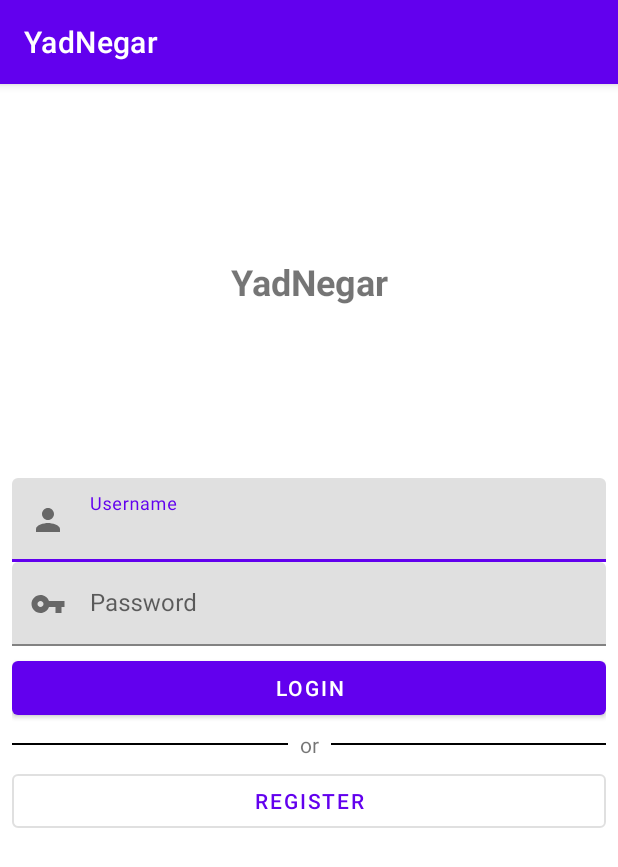
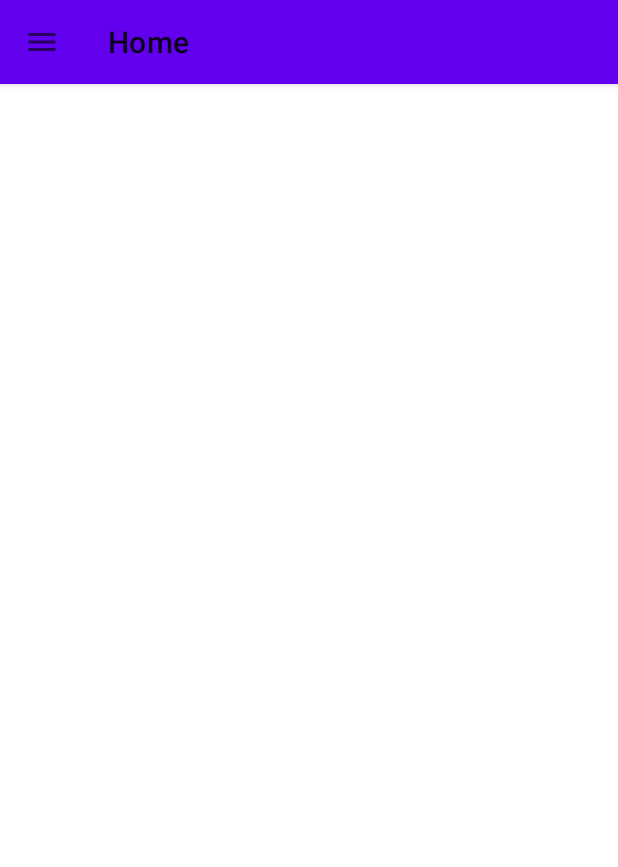
Before and after one commit to TahaJahani/YadNegar, an Android app: the screen it shows after launch (MainActivity), after a tap on "LOGIN", on a phone screen of 412 x 824 dp. Shown: the top 867 px of the screen. Run offline under Robolectric (Android 15) with nearby library versions, the phone set to English and light mode, and no system bars.

Commit message:
initial home fragment added

```diff
--- /dev/null
+++ b/app/src/main/java/ir/taha7900/yadnegar/HomeFragment.java
@@ -0,0 +1,62 @@
+package ir.taha7900.yadnegar;
+
+import android.content.Context;
+import android.os.Bundle;
+
+import androidx.annotation.NonNull;
+import androidx.core.view.GravityCompat;
+import androidx.drawerlayout.widget.DrawerLayout;
+import androidx.fragment.app.Fragment;
+
+import android.view.Gravity;
+import android.view.LayoutInflater;
+import android.view.View;
+import android.view.ViewGroup;
+
+import com.google.android.material.appbar.MaterialToolbar;
+import com.google.android.material.navigation.NavigationView;
+
+
+public class HomeFragment extends Fragment implements View.OnClickListener {
+
+    private MainActivity context;
+    private NavigationView sideNavDrawer;
+    private MaterialToolbar topAppBar;
+    private DrawerLayout drawerLayout;
+
+    public HomeFragment() {
+        // Required empty public constructor
+    }
+
+    public static HomeFragment newInstance() {
+        return new HomeFragment();
+    }
+
+    @Override
+    public void onCreate(Bundle savedInstanceState) {
+        super.onCreate(savedInstanceState);
+    }
+
+    @Override
+    public void onAttach(@NonNull Context context) {
+        super.onAttach(context);
+        this.context = (MainActivity) context;
+        ((MainActivity) context).getSupportActionBar().hide();
+    }
+
+    @Override
+    public View onCreateView(LayoutInflater inflater, ViewGroup container,
+                             Bundle savedInstanceState) {
+        View view = inflater.inflate(R.layout.fragment_home, container, false);
+        topAppBar = view.findViewById(R.id.topAppBar);
+        sideNavDrawer = view.findViewById(R.id.sideNavDrawer);
+        drawerLayout = view.findViewById(R.id.drawerLayout);
+        topAppBar.setNavigationOnClickListener(this);
+        return view;
+    }
+
+    @Override
+    public void onClick(View view) {
+        drawerLayout.openDrawer(GravityCompat.START);
+    }
+}
--- a/app/src/main/java/ir/taha7900/yadnegar/LoginFragment.java
+++ b/app/src/main/java/ir/taha7900/yadnegar/LoginFragment.java
@@ -75,5 +75,9 @@ public class LoginFragment extends Fragment implements View.OnClickListener {
 
     public void loginClicked(View view) {
         //TODO: completed
+        context.getSupportFragmentManager().beginTransaction()
+                .replace(R.id.mainFrame, HomeFragment.newInstance(), "homeFragment")
+                .setTransition(FragmentTransaction.TRANSIT_FRAGMENT_OPEN)
+                .commit();
     }
 }
--- /dev/null
+++ b/app/src/main/res/drawable/ic_baseline_home_24.xml
@@ -0,0 +1,10 @@
+<vector xmlns:android="http://schemas.android.com/apk/res/android"
+    android:width="24dp"
+    android:height="24dp"
+    android:viewportWidth="24"
+    android:viewportHeight="24"
+    android:tint="?attr/colorControlNormal">
+  <path
+      android:fillColor="@android:color/white"
+      android:pathData="M10,20v-6h4v6h5v-8h3L12,3 2,12h3v8z"/>
+</vector>
--- /dev/null
+++ b/app/src/main/res/drawable/ic_baseline_logout_24.xml
@@ -0,0 +1,11 @@
+<vector xmlns:android="http://schemas.android.com/apk/res/android"
+    android:width="24dp"
+    android:height="24dp"
+    android:viewportWidth="24"
+    android:viewportHeight="24"
+    android:tint="?attr/colorControlNormal"
+    android:autoMirrored="true">
+  <path
+      android:fillColor="@android:color/white"
+      android:pathData="M17,7l-1.41,1.41L18.17,11H8v2h10.17l-2.58,2.58L17,17l5,-5zM4,5h8V3H4c-1.1,0 -2,0.9 -2,2v14c0,1.1 0.9,2 2,2h8v-2H4V5z"/>
+</vector>
--- /dev/null
+++ b/app/src/main/res/drawable/ic_baseline_memories_filled_24.xml
@@ -0,0 +1,10 @@
+<vector xmlns:android="http://schemas.android.com/apk/res/android"
+    android:width="24dp"
+    android:height="24dp"
+    android:viewportWidth="24"
+    android:viewportHeight="24"
+    android:tint="?attr/colorControlNormal">
+  <path
+      android:fillColor="@android:color/white"
+      android:pathData="M11.99,2C6.47,2 2,6.48 2,12s4.47,10 9.99,10C17.52,22 22,17.52 22,12S17.52,2 11.99,2zM15.29,16.71L11,12.41V7h2v4.59l3.71,3.71L15.29,16.71z"/>
+</vector>
--- /dev/null
+++ b/app/src/main/res/drawable/ic_baseline_menu_24.xml
@@ -0,0 +1,10 @@
+<vector xmlns:android="http://schemas.android.com/apk/res/android"
+    android:width="24dp"
+    android:height="24dp"
+    android:viewportWidth="24"
+    android:viewportHeight="24"
+    android:tint="?attr/colorControlNormal">
+  <path
+      android:fillColor="@android:color/white"
+      android:pathData="M3,18h18v-2L3,16v2zM3,13h18v-2L3,11v2zM3,6v2h18L21,6L3,6z"/>
+</vector>
--- /dev/null
+++ b/app/src/main/res/drawable/ic_baseline_settings_24.xml
@@ -0,0 +1,10 @@
+<vector xmlns:android="http://schemas.android.com/apk/res/android"
+    android:width="24dp"
+    android:height="24dp"
+    android:viewportWidth="24"
+    android:viewportHeight="24"
+    android:tint="?attr/colorControlNormal">
+  <path
+      android:fillColor="@android:color/white"
+      android:pathData="M19.14,12.94c0.04,-0.3 0.06,-0.61 0.06,-0.94c0,-0.32 -0.02,-0.64 -0.07,-0.94l2.03,-1.58c0.18,-0.14 0.23,-0.41 0.12,-0.61l-1.92,-3.32c-0.12,-0.22 -0.37,-0.29 -0.59,-0.22l-2.39,0.96c-0.5,-0.38 -1.03,-0.7 -1.62,-0.94L14.4,2.81c-0.04,-0.24 -0.24,-0.41 -0.48,-0.41h-3.84c-0.24,0 -0.43,0.17 -0.47,0.41L9.25,5.35C8.66,5.59 8.12,5.92 7.63,6.29L5.24,5.33c-0.22,-0.08 -0.47,0 -0.59,0.22L2.74,8.87C2.62,9.08 2.66,9.34 2.86,9.48l2.03,1.58C4.84,11.36 4.8,11.69 4.8,12s0.02,0.64 0.07,0.94l-2.03,1.58c-0.18,0.14 -0.23,0.41 -0.12,0.61l1.92,3.32c0.12,0.22 0.37,0.29 0.59,0.22l2.39,-0.96c0.5,0.38 1.03,0.7 1.62,0.94l0.36,2.54c0.05,0.24 0.24,0.41 0.48,0.41h3.84c0.24,0 0.44,-0.17 0.47,-0.41l0.36,-2.54c0.59,-0.24 1.13,-0.56 1.62,-0.94l2.39,0.96c0.22,0.08 0.47,0 0.59,-0.22l1.92,-3.32c0.12,-0.22 0.07,-0.47 -0.12,-0.61L19.14,12.94zM12,15.6c-1.98,0 -3.6,-1.62 -3.6,-3.6s1.62,-3.6 3.6,-3.6s3.6,1.62 3.6,3.6S13.98,15.6 12,15.6z"/>
+</vector>
--- /dev/null
+++ b/app/src/main/res/layout/fragment_home.xml
@@ -0,0 +1,38 @@
+<?xml version="1.0" encoding="utf-8"?>
+<androidx.drawerlayout.widget.DrawerLayout xmlns:android="http://schemas.android.com/apk/res/android"
+    xmlns:tools="http://schemas.android.com/tools"
+    android:layout_width="match_parent"
+    android:layout_height="match_parent"
+    xmlns:app="http://schemas.android.com/apk/res-auto"
+    tools:openDrawer="start"
+    android:id="@+id/drawerLayout"
+    tools:context=".HomeFragment">
+
+    <androidx.constraintlayout.widget.ConstraintLayout
+        android:layout_width="match_parent"
+        android:layout_height="match_parent">
+
+        <com.google.android.material.appbar.AppBarLayout
+            android:layout_width="match_parent"
+            android:layout_height="wrap_content"
+            android:fitsSystemWindows="true"
+            app:layout_constraintTop_toTopOf="parent">
+            <com.google.android.material.appbar.MaterialToolbar
+                android:id="@+id/topAppBar"
+                android:layout_width="match_parent"
+                android:layout_height="?attr/actionBarSize"
+                app:title="@string/home"
+                app:navigationIcon="@drawable/ic_baseline_menu_24"
+                android:elevation="0dp" />
+        </com.google.android.material.appbar.AppBarLayout>
+    </androidx.constraintlayout.widget.ConstraintLayout>
+
+    <com.google.android.material.navigation.NavigationView
+        android:id="@+id/sideNavDrawer"
+        app:menu="@menu/home_side_nav_drawer_menu"
+        app:headerLayout="@layout/header_home_navigation_drawer"
+        android:layout_gravity="start"
+        android:layout_width="wrap_content"
+        android:layout_height="match_parent" />
+
+</androidx.drawerlayout.widget.DrawerLayout>
--- /dev/null
+++ b/app/src/main/res/layout/header_home_navigation_drawer.xml
@@ -0,0 +1,50 @@
+<?xml version="1.0" encoding="utf-8"?>
+<androidx.constraintlayout.widget.ConstraintLayout
+    xmlns:android="http://schemas.android.com/apk/res/android"
+    xmlns:app="http://schemas.android.com/apk/res-auto"
+    xmlns:tools="http://schemas.android.com/tools"
+    android:layout_width="match_parent"
+    android:layout_height="match_parent">
+
+    <com.google.android.material.imageview.ShapeableImageView
+        android:id="@+id/userPicture"
+        android:layout_width="50dp"
+        android:layout_height="50dp"
+        android:layout_marginStart="16dp"
+        android:layout_marginTop="24dp"
+        app:layout_constraintStart_toStartOf="parent"
+        android:src="@color/purple_500_light"
+        app:shapeAppearanceOverlay="@style/ShapeAppearanceOverlay.Circle"
+        app:layout_constraintTop_toTopOf="parent" />
+
+    <TextView
+        android:id="@+id/nameText"
+        android:layout_width="wrap_content"
+        android:layout_height="wrap_content"
+        android:text="My Name"
+        android:layout_marginTop="24dp"
+        android:layout_marginStart="16dp"
+        android:textSize="20sp"
+        android:textStyle="bold"
+        app:layout_constraintStart_toEndOf="@+id/userPicture"
+        app:layout_constraintTop_toTopOf="parent" />
+
+    <TextView
+        android:id="@+id/usernameText"
+        android:layout_width="wrap_content"
+        android:layout_height="wrap_content"
+        android:layout_marginStart="16dp"
+        android:layout_marginTop="4dp"
+        android:text="Username"
+        app:layout_constraintStart_toEndOf="@+id/userPicture"
+        app:layout_constraintTop_toBottomOf="@+id/nameText" />
+
+    <View
+        android:layout_width="match_parent"
+        android:layout_height="1dp"
+        android:background="@color/black"
+        android:layout_marginTop="24dp"
+        app:layout_constraintTop_toBottomOf="@+id/usernameText"
+        tools:layout_editor_absoluteX="24dp" />
+
+</androidx.constraintlayout.widget.ConstraintLayout>
--- /dev/null
+++ b/app/src/main/res/menu/home_side_nav_drawer_menu.xml
@@ -0,0 +1,24 @@
+<?xml version="1.0" encoding="utf-8"?>
+<menu xmlns:android="http://schemas.android.com/apk/res/android">
+
+    <group android:id="@+id/grp1">
+        <item
+            android:id="@+id/home"
+            android:icon="@drawable/ic_baseline_home_24"
+            android:title="@string/home" />
+        <item
+            android:id="@+id/memories"
+            android:icon="@drawable/ic_baseline_memories_filled_24"
+            android:title="@string/memories" />
+        <item
+            android:id="@+id/setting"
+            android:icon="@drawable/ic_baseline_settings_24"
+            android:title="@string/setting" />
+    </group>
+    <group android:id="@+id/grp2">
+        <item
+            android:id="@+id/logout"
+            android:icon="@drawable/ic_baseline_logout_24"
+            android:title="@string/logout" />
+    </group>
+</menu>
--- a/app/src/main/res/values/strings.xml
+++ b/app/src/main/res/values/strings.xml
@@ -13,4 +13,10 @@
     <string name="confirm_password">Confirm Password</string>
     <string name="field_is_required">Field Is Required</string>
     <string name="passwords_do_not_match">Passwords Do Not Match</string>
+    <!-- TODO: Remove or change this placeholder text -->
+    <string name="hello_blank_fragment">Hello blank fragment</string>
+    <string name="home">Home</string>
+    <string name="memories">Memories</string>
+    <string name="setting">Setting</string>
+    <string name="logout">Logout</string>
 </resources>
--- a/app/src/main/res/values/themes.xml
+++ b/app/src/main/res/values/themes.xml
@@ -13,4 +13,8 @@
         <item name="android:statusBarColor" tools:targetApi="l">?attr/colorPrimaryVariant</item>
         <!-- Customize your theme here. -->
     </style>
+
+    <style name="ShapeAppearanceOverlay.Circle">
+        <item name="cornerSize">50%</item>
+    </style>
 </resources>
```
